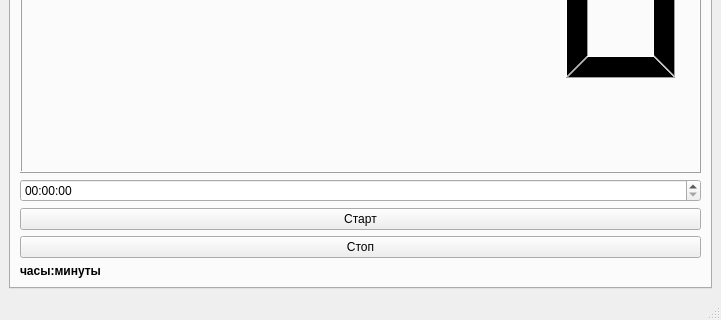
The window that Шаблоны/main_window.ui (ivanburmistr/project) describes before a commit, drawn with Qt 5; both pictures show x 0 to 721 and y 280 to 600 of the 721 by 600 pixel window.
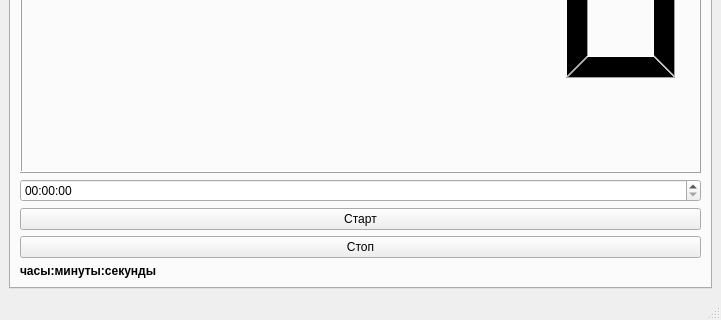
The same window after the commit. The open tabs and pages were chosen to show the change.

What changed in the file:
```diff
--- a/Шаблоны/main_window.ui
+++ b/Шаблоны/main_window.ui
@@ -157,7 +157,7 @@
              </font>
             </property>
             <property name="text">
-             <string>часы:минуты</string>
+             <string>часы:минуты:секунды</string>
             </property>
            </widget>
           </item>
```
Left out of the diff: 2 changed lines with no effect on the pictures.
